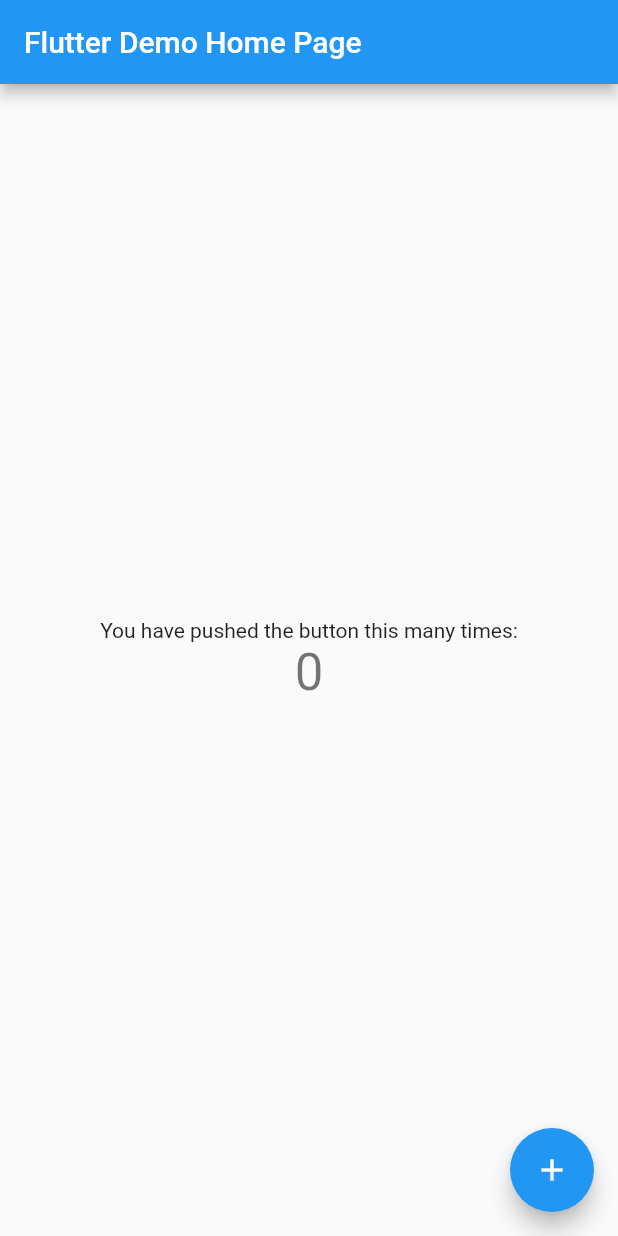
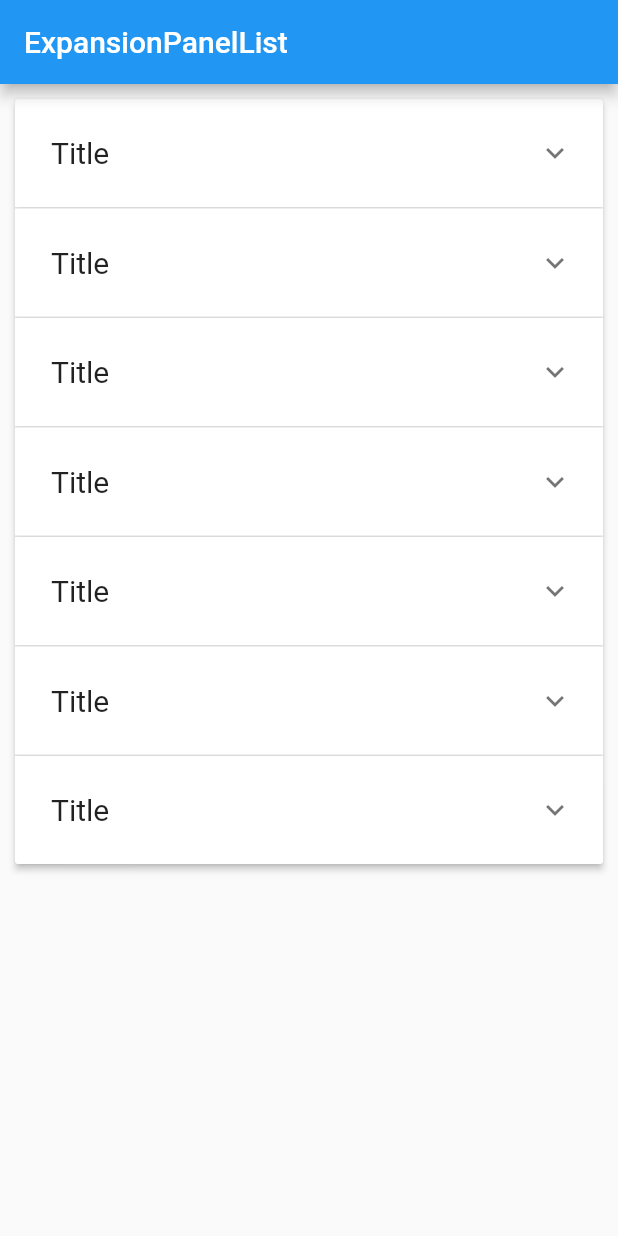
Before and after one commit to MahdiKaseAtashin/flutter_expand_widget, a Flutter app: the screen it shows after launch, on a phone screen of 412 x 824 dp. Run offline on Flutter 3.47's test engine with Material 2 defaults, Android fonts, the light colour scheme and no system bars.

Commit message:
implement simple expand item with ExpantionPanelList

```diff
--- a/expand_widget/analysis_options.yaml
+++ b/expand_widget/analysis_options.yaml
@@ -22,7 +22,7 @@
   # `// ignore_for_file: name_of_lint` syntax on the line or in the file
   # producing the lint.
   rules:
-    # avoid_print: false  # Uncomment to disable the `avoid_print` rule
+    avoid_print: false  # Uncomment to disable the `avoid_print` rule
     # prefer_single_quotes: true  # Uncomment to enable the `prefer_single_quotes` rule
 
 # Additional information about this file can be found at
--- a/expand_widget/lib/main.dart
+++ b/expand_widget/lib/main.dart
@@ -1,115 +1,204 @@
 import 'package:flutter/material.dart';
 
 void main() {
-  runApp(const MyApp());
+  runApp(const MaterialApp(
+    debugShowCheckedModeBanner: false,
+    home: Expansionpanel(),
+  ));
 }
 
-class MyApp extends StatelessWidget {
-  const MyApp({Key? key}) : super(key: key);
+class Expansionpanel extends StatefulWidget {
+  const Expansionpanel({Key? key}) : super(key: key);
 
-  // This widget is the root of your application.
   @override
-  Widget build(BuildContext context) {
-    return MaterialApp(
-      title: 'Flutter Demo',
-      theme: ThemeData(
-        // This is the theme of your application.
-        //
-        // Try running your application with "flutter run". You'll see the
-        // application has a blue toolbar. Then, without quitting the app, try
-        // changing the primarySwatch below to Colors.green and then invoke
-        // "hot reload" (press "r" in the console where you ran "flutter run",
-        // or simply save your changes to "hot reload" in a Flutter IDE).
-        // Notice that the counter didn't reset back to zero; the application
-        // is not restarted.
-        primarySwatch: Colors.blue,
-      ),
-      home: const MyHomePage(title: 'Flutter Demo Home Page'),
-    );
-  }
+  Expansionpaneltate createState() => Expansionpaneltate();
 }
 
-class MyHomePage extends StatefulWidget {
-  const MyHomePage({Key? key, required this.title}) : super(key: key);
-
-  // This widget is the home page of your application. It is stateful, meaning
-  // that it has a State object (defined below) that contains fields that affect
-  // how it looks.
-
-  // This class is the configuration for the state. It holds the values (in this
-  // case the title) provided by the parent (in this case the App widget) and
-  // used by the build method of the State. Fields in a Widget subclass are
-  // always marked "final".
-
-  final String title;
-
-  @override
-  State<MyHomePage> createState() => _MyHomePageState();
+class NewItem {
+  bool isExpanded;
+  final String header;
+  final Widget body;
+  NewItem(this.isExpanded, this.header, this.body);
 }
 
-class _MyHomePageState extends State<MyHomePage> {
-  int _counter = 0;
-
-  void _incrementCounter() {
-    setState(() {
-      // This call to setState tells the Flutter framework that something has
-      // changed in this State, which causes it to rerun the build method below
-      // so that the display can reflect the updated values. If we changed
-      // _counter without calling setState(), then the build method would not be
-      // called again, and so nothing would appear to happen.
-      _counter++;
-    });
-  }
+class Expansionpaneltate extends State<Expansionpanel> {
+  List<NewItem> items = <NewItem>[
+    NewItem(
+      false, // isExpanded ?
+      'Title', // header
+      Padding(
+          padding: const EdgeInsets.all(20.0),
+          child: Column(children: <Widget>[
+            const Text('TesT'),
+            const Text('********'),
+            Row(
+              mainAxisAlignment: MainAxisAlignment.spaceAround,
+              children: const <Widget>[
+                Text('Mahdi'),
+                Text('Kase'),
+                Text('Atashin'),
+              ],
+            ),
+            const Radio(value: null, groupValue: null, onChanged: null)
+          ])), // body
+    ),
+    NewItem(
+      false, // isExpanded ?
+      'Title', // header
+      Padding(
+          padding: const EdgeInsets.all(20.0),
+          child: Column(children: <Widget>[
+            const Text('TesT'),
+            const Text('********'),
+            Row(
+              mainAxisAlignment: MainAxisAlignment.spaceAround,
+              children: const <Widget>[
+                Text('Mahdi'),
+                Text('Kase'),
+                Text('Atashin'),
+              ],
+            ),
+            const Radio(value: null, groupValue: null, onChanged: null)
+          ])), // body
+    ),
+    NewItem(
+      false, // isExpanded ?
+      'Title', // header
+      Padding(
+          padding: const EdgeInsets.all(20.0),
+          child: Column(children: <Widget>[
+            const Text('TesT'),
+            const Text('********'),
+            Row(
+              mainAxisAlignment: MainAxisAlignment.spaceAround,
+              children: const <Widget>[
+                Text('Mahdi'),
+                Text('Kase'),
+                Text('Atashin'),
+              ],
+            ),
+            const Radio(value: null, groupValue: null, onChanged: null)
+          ])), // body
+    ),
+    NewItem(
+      false, // isExpanded ?
+      'Title', // header
+      Padding(
+          padding: const EdgeInsets.all(20.0),
+          child: Column(children: <Widget>[
+            const Text('TesT'),
+            const Text('********'),
+            Row(
+              mainAxisAlignment: MainAxisAlignment.spaceAround,
+              children: const <Widget>[
+                Text('Mahdi'),
+                Text('Kase'),
+                Text('Atashin'),
+              ],
+            ),
+            const Radio(value: null, groupValue: null, onChanged: null)
+          ])), // body
+    ),
+    NewItem(
+      false, // isExpanded ?
+      'Title', // header
+      Padding(
+          padding: const EdgeInsets.all(20.0),
+          child: Column(children: <Widget>[
+            const Text('TesT'),
+            const Text('********'),
+            Row(
+              mainAxisAlignment: MainAxisAlignment.spaceAround,
+              children: const <Widget>[
+                Text('Mahdi'),
+                Text('Kase'),
+                Text('Atashin'),
+              ],
+            ),
+            const Radio(value: null, groupValue: null, onChanged: null)
+          ])), // body
+    ),
+    NewItem(
+      false, // isExpanded ?
+      'Title', // header
+      Padding(
+          padding: const EdgeInsets.all(20.0),
+          child: Column(children: <Widget>[
+            const Text('TesT'),
+            const Text('********'),
+            Row(
+              mainAxisAlignment: MainAxisAlignment.spaceAround,
+              children: const <Widget>[
+                Text('Mahdi'),
+                Text('Kase'),
+                Text('Atashin'),
+              ],
+            ),
+            const Radio(value: null, groupValue: null, onChanged: null)
+          ])), // body
+    ),
+    NewItem(
+      false, // isExpanded ?
+      'Title', // header
+      Padding(
+          padding: const EdgeInsets.all(20.0),
+          child: Column(children: <Widget>[
+            const Text('TesT'),
+            const Text('********'),
+            Row(
+              mainAxisAlignment: MainAxisAlignment.spaceAround,
+              children: const <Widget>[
+                Text('Mahdi'),
+                Text('Kase'),
+                Text('Atashin'),
+              ],
+            ),
+            const Radio(value: null, groupValue: null, onChanged: null)
+          ])), // body
+    ),
+  ];
 
   @override
   Widget build(BuildContext context) {
-    // This method is rerun every time setState is called, for instance as done
-    // by the _incrementCounter method above.
-    //
-    // The Flutter framework has been optimized to make rerunning build methods
-    // fast, so that you can just rebuild anything that needs updating rather
-    // than having to individually change instances of widgets.
-    return Scaffold(
+    Scaffold scaffold = Scaffold(
       appBar: AppBar(
-        // Here we take the value from the MyHomePage object that was created by
-        // the App.build method, and use it to set our appbar title.
-        title: Text(widget.title),
+        title: const Text("ExpansionPanelList"),
       ),
-      body: Center(
-        // Center is a layout widget. It takes a single child and positions it
-        // in the middle of the parent.
-        child: Column(
-          // Column is also a layout widget. It takes a list of children and
-          // arranges them vertically. By default, it sizes itself to fit its
-          // children horizontally, and tries to be as tall as its parent.
-          //
-          // Invoke "debug painting" (press "p" in the console, choose the
-          // "Toggle Debug Paint" action from the Flutter Inspector in Android
-          // Studio, or the "Toggle Debug Paint" command in Visual Studio Code)
-          // to see the wireframe for each widget.
-          //
-          // Column has various properties to control how it sizes itself and
-          // how it positions its children. Here we use mainAxisAlignment to
-          // center the children vertically; the main axis here is the vertical
-          // axis because Columns are vertical (the cross axis would be
-          // horizontal).
-          mainAxisAlignment: MainAxisAlignment.center,
-          children: <Widget>[
-            const Text(
-              'You have pushed the button this many times:',
+      body: ListView(
+        children: [
+          Padding(
+            padding: const EdgeInsets.all(10.0),
+            child: ExpansionPanelList(
+              expansionCallback: (int index, bool isExpanded) {
+                setState(() {
+                  items[index].isExpanded = !items[index].isExpanded;
+                });
+              },
+              children: items.map((NewItem item) {
+                return ExpansionPanel(
+                  headerBuilder: (BuildContext context, bool isExpanded) {
+                    return Padding(
+                      padding: const EdgeInsets.all(8.0),
+                      child: ListTile(
+                          title: Text(
+                        item.header,
+                        textAlign: TextAlign.left,
+                        style: const TextStyle(
+                          fontSize: 20.0,
+                          fontWeight: FontWeight.w400,
+                        ),
+                      )),
+                    );
+                  },
+                  isExpanded: item.isExpanded,
+                  body: item.body,
+                );
+              }).toList(),
             ),
-            Text(
-              '$_counter',
-              style: Theme.of(context).textTheme.headline4,
-            ),
-          ],
-        ),
+          ),
+        ],
       ),
-      floatingActionButton: FloatingActionButton(
-        onPressed: _incrementCounter,
-        tooltip: 'Increment',
-        child: const Icon(Icons.add),
-      ), // This trailing comma makes auto-formatting nicer for build methods.
     );
+    return scaffold;
   }
 }
```
Also changed, not shown: 1 other file.
